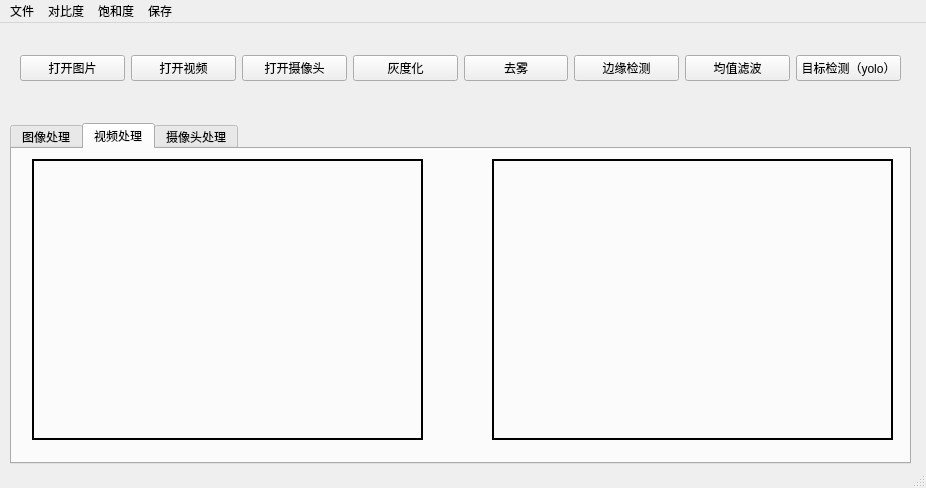
Qt form MyCVDemo/mainwindow.ui (CoconutMecha/QT_image_processing) before a commit.
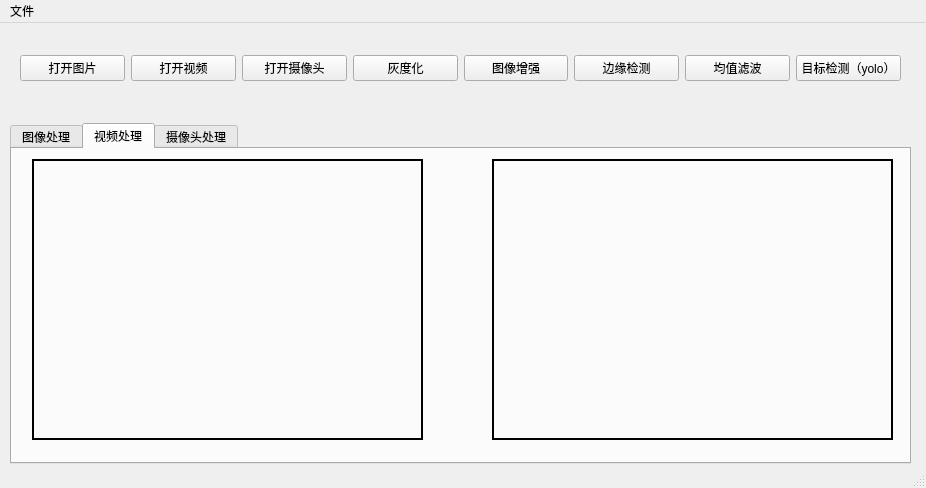
The same form after that commit. The open tabs and pages were chosen to show the change.

Commit message: 完成图像增强去雾

Diff of the .ui file:
```diff
--- a/MyCVDemo/mainwindow.ui
+++ b/MyCVDemo/mainwindow.ui
@@ -197,7 +197,7 @@
      <item>
       <widget class="QPushButton" name="pushButton_8">
        <property name="text">
-        <string>去雾</string>
+        <string>图像增强</string>
        </property>
       </widget>
      </item>
@@ -241,25 +241,7 @@
     <addaction name="action"/>
     <addaction name="action_2"/>
    </widget>
-   <widget class="QMenu" name="menu_2">
-    <property name="title">
-     <string>对比度</string>
-    </property>
-   </widget>
-   <widget class="QMenu" name="menu_3">
-    <property name="title">
-     <string>饱和度</string>
-    </property>
-   </widget>
-   <widget class="QMenu" name="menu_4">
-    <property name="title">
-     <string>保存</string>
-    </property>
-   </widget>
    <addaction name="menu"/>
-   <addaction name="menu_2"/>
-   <addaction name="menu_3"/>
-   <addaction name="menu_4"/>
   </widget>
   <widget class="QStatusBar" name="statusbar"/>
   <action name="action">
```
Left out of the diff: 12 changed lines with no effect on the pictures. The commit also changes 3 other files.
